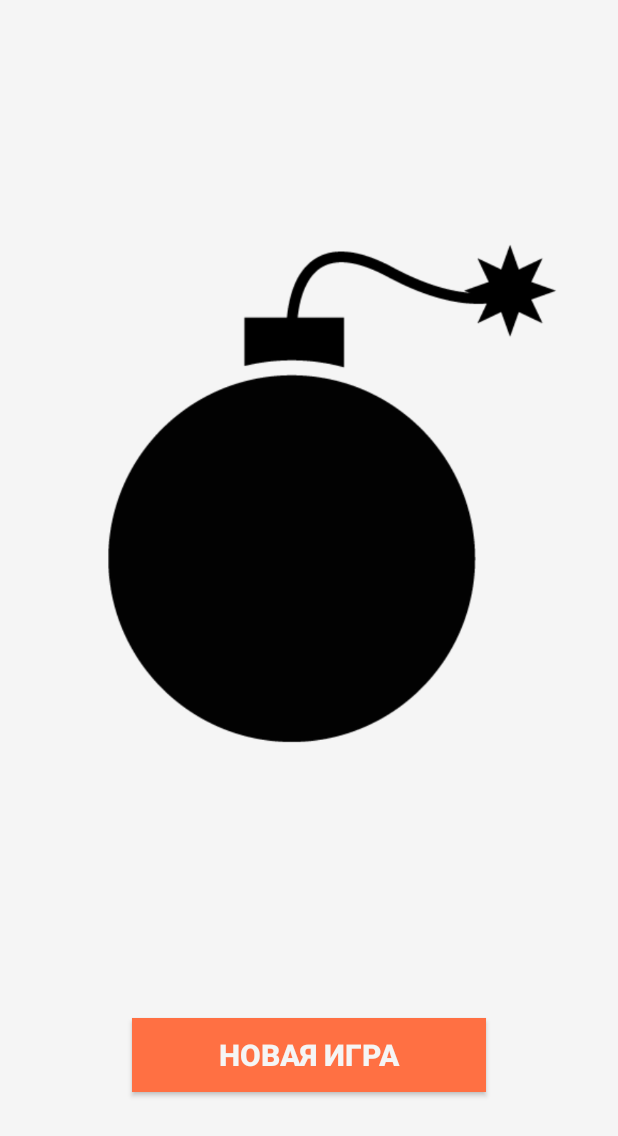
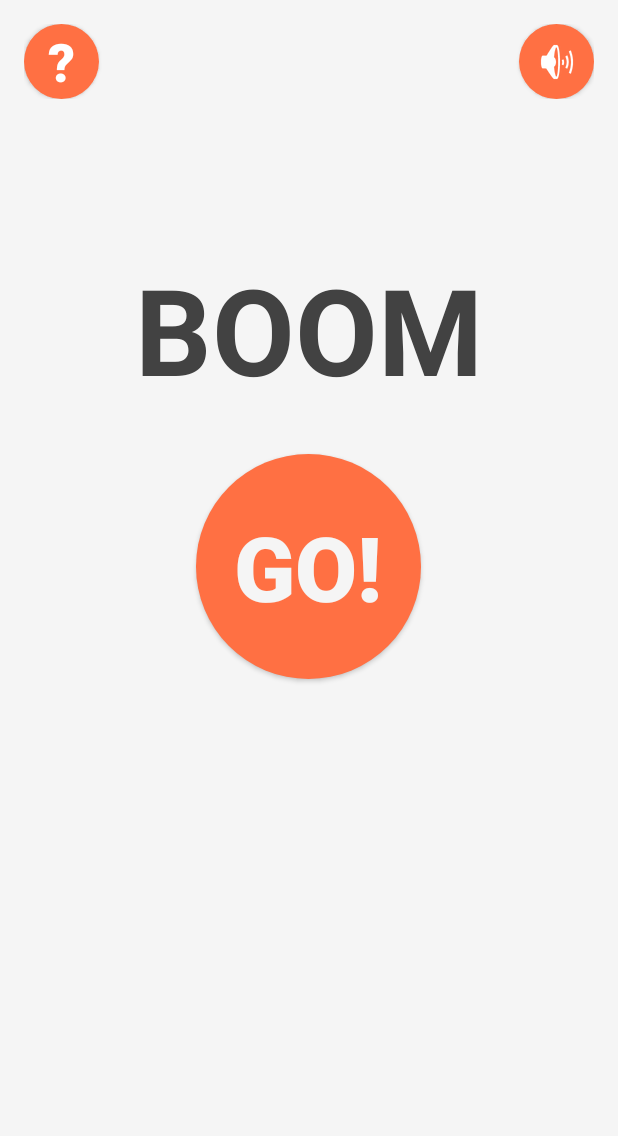
Before and after one commit to DmytroNazarenko/BoomGame, an Android app: the screen it shows after launch (MainActivity), on a phone screen of 412 x 824 dp. Shown: the top 1136 px of the screen. Run offline under Robolectric (Android 15) with nearby library versions, the phone set to English and light mode, and no system bars.

Commit message:
Creating menu design

```diff
--- a/app/src/main/java/com/dmytronazarenko/tictacboom/view/MainActivity.java
+++ b/app/src/main/java/com/dmytronazarenko/tictacboom/view/MainActivity.java
@@ -13,28 +13,12 @@ public class MainActivity extends AppCompatActivity {
     @Override
     protected void onCreate(Bundle savedInstanceState) {
         super.onCreate(savedInstanceState);
-
         setContentView(R.layout.activity_main);
-        img = (ImageView) findViewById(R.id.imageView);
-        img.setImageResource(R.drawable.bomb);
-
-
-        //intent.setFlags(Intent.FLAG_ACTIVITY_REORDER_TO_FRONT);
-        //getWindow().getDecorView().setSystemUiVisibility(View.SYSTEM_UI_FLAG_HIDE_NAVIGATION);
     }
 
     public void playOnClick(View view){
-        //Intent intent = new Intent(this, BaseGameActivity.class);
-        //intent.setFlags(Intent.FLAG_ACTIVITY_REORDER_TO_FRONT);
         Intent intent = new Intent(this, PlayersActivity.class);
         startActivity(intent);
-        //overridePendingTransition(R.anim.top_out,R.anim.bottom_in);
     }
 
-    @Override
-    protected void onPause() {
-        super.onPause();
-        overridePendingTransition(R.anim.bottom_in, R.anim.top_out);
-       // overridePendingTransition(R.anim.activity_open_scale,R.anim.activity_close_translate);
-    }
 }
--- a/app/src/main/res/layout/activity_main.xml
+++ b/app/src/main/res/layout/activity_main.xml
@@ -11,32 +11,83 @@
     android:orientation="vertical"
     android:background="#f5f5f5">
 
-    <ImageView
+    <RelativeLayout
+        android:orientation="horizontal"
+        android:layout_width="match_parent"
+        android:layout_height="wrap_content"
+        android:layout_gravity="center_horizontal"
+        android:paddingBottom="20dp">
+
+        <Button
+            style="?android:attr/buttonStyleSmall"
+            android:layout_width="50dp"
+            android:layout_height="50dp"
+            android:text="\?"
+            android:id="@+id/button5"
+            android:background="@drawable/roundshapebtn"
+            android:textSize="35dp"
+            android:textColor="#fff"
+            android:layout_alignTop="@+id/button6"
+            android:layout_alignParentLeft="true"
+            android:layout_alignParentStart="true"
+            android:textStyle="bold" />
+
+        <ImageButton
+            style="?android:attr/buttonStyleSmall"
+            android:layout_width="50dp"
+            android:layout_height="50dp"
+            android:text="i"
+            android:id="@+id/button6"
+            android:background="@drawable/roundshapebtn"
+            android:textSize="37dp"
+            android:textColor="#fff"
+            android:textStyle="bold"
+            android:src="@android:drawable/ic_lock_silent_mode_off"
+            android:layout_alignParentTop="true"
+            android:layout_alignParentRight="true"
+            android:layout_alignParentEnd="true" />
+
+    </RelativeLayout>
+
+    <TextView
         android:layout_width="wrap_content"
         android:layout_height="wrap_content"
-        android:layout_weight="1"
-        android:id="@+id/imageView"
+        android:textAppearance="?android:attr/textAppearanceLarge"
+        android:text="BOOM"
+        android:id="@+id/textView4"
         android:layout_gravity="center_horizontal"
-        android:layout_marginTop="50dp"
-        android:layout_marginLeft="15dp" />
+        android:textColor="#424242"
+        android:textSize="80dp"
+        android:textStyle="bold"
+        android:layout_marginTop="80dp"
+        android:elegantTextHeight="false"
+        android:editable="false"
+        android:singleLine="false" />
+
+    <ViewFlipper
+        android:layout_width="match_parent"
+        android:layout_height="wrap_content"
+        android:id="@+id/viewFlipper"
+        android:layout_gravity="center_horizontal" />
 
     <Button
-        android:layout_width="236dp"
-        android:layout_height="wrap_content"
-        android:text="Новая игра"
+        android:layout_width="150dp"
+        android:layout_height="150dp"
+        android:background="@drawable/roundshapebtn"
+        android:text="GO!"
         android:id="@+id/playButton"
         android:nestedScrollingEnabled="false"
         android:onClick="playOnClick"
         android:layout_gravity="center_horizontal"
         android:layout_alignParentTop="true"
         android:layout_centerHorizontal="true"
-        android:layout_marginTop="87dp"
-        android:layout_marginBottom="80dp"
-        android:background="#ff7043"
+        android:layout_marginBottom="50dp"
         android:textColor="#f5f5f5"
-        android:layout_weight="0.05"
-        android:textSize="20dp"
+        android:textSize="60dp"
         android:textStyle="bold"
-        android:allowUndo="false" />
+        android:allowUndo="false"
+        android:height="150dp"
+        android:width="150dp"
+        android:layout_marginTop="30dp" />
 
 </LinearLayout>
```
